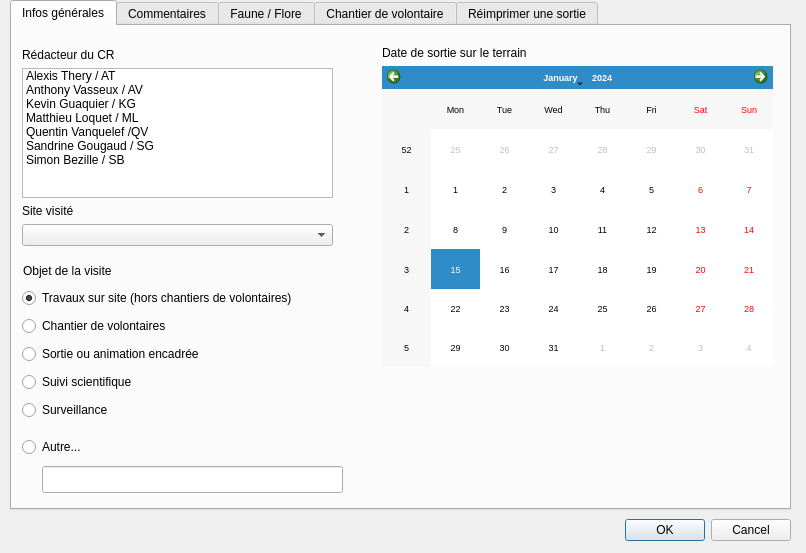
Qt form ui_bdtravaux_sortie.ui (VincentD/bdtravaux) before a commit.
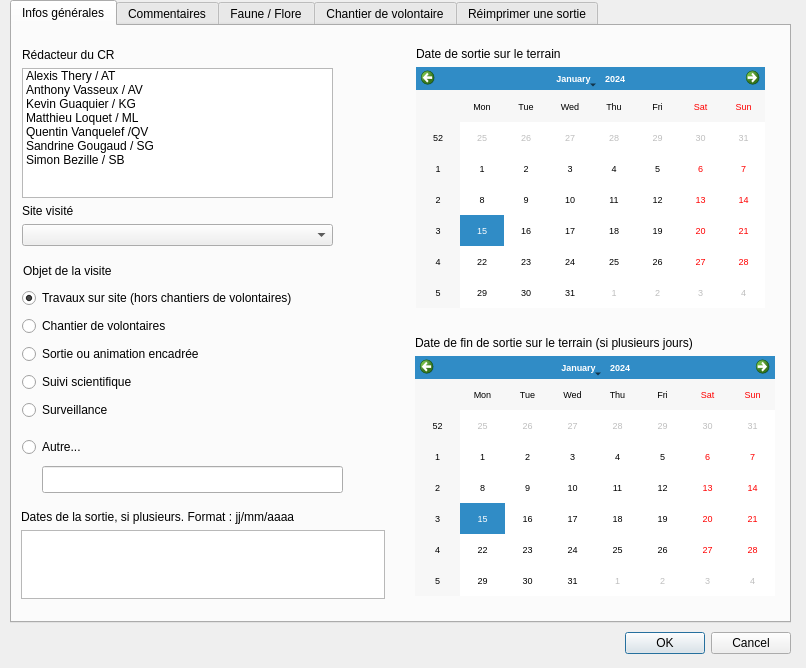
The same form after that commit.

Commit message: Issue #55 : possibilité de saisir une sortie sur plusieurs jours. - Calendrier et zone de texte créés dans le formulaire. - Champs créés dans la base. - Etiquettes créées dans le composeur. L'info va bien de la saisie au composeur. Reste à rendre inactifs le 2ème calendrier et la zone de texte, et ajouter un bouton pour que l'utilisateur puisse les rendre actifs.

What changed in the file:
```diff
--- a/ui_bdtravaux_sortie.ui
+++ b/ui_bdtravaux_sortie.ui
@@ -7,7 +7,7 @@
     <x>0</x>
     <y>0</y>
     <width>806</width>
-    <height>553</height>
+    <height>668</height>
    </rect>
   </property>
   <property name="windowTitle">
@@ -17,7 +17,7 @@
    <property name="geometry">
     <rect>
      <x>615</x>
-     <y>517</y>
+     <y>630</y>
      <width>176</width>
      <height>27</height>
     </rect>
@@ -35,7 +35,7 @@
      <x>10</x>
      <y>0</y>
      <width>781</width>
-     <height>510</height>
+     <height>623</height>
     </rect>
    </property>
    <property name="focusPolicy">
@@ -137,10 +137,10 @@
     <widget class="QWidget" name="verticalLayoutWidget_2">
      <property name="geometry">
       <rect>
-       <x>370</x>
-       <y>20</y>
-       <width>391</width>
-       <height>321</height>
+       <x>404</x>
+       <y>21</y>
+       <width>349</width>
+       <height>261</height>
       </rect>
      </property>
      <layout class="QVBoxLayout" name="verticalLayout_2">
@@ -288,6 +288,75 @@
       <string notr="true">objetvisite</string>
      </attribute>
     </widget>
+    <widget class="QWidget" name="verticalLayoutWidget_3">
+     <property name="geometry">
+      <rect>
+       <x>403</x>
+       <y>310</y>
+       <width>360</width>
+       <height>260</height>
+      </rect>
+     </property>
+     <layout class="QVBoxLayout" name="vertlayout_datefin">
+      <item>
+       <widget class="QLabel" name="lbl_datefin">
+        <property name="text">
+         <string>Date de fin de sortie sur le terrain (si plusieurs jours)</string>
+        </property>
+       </widget>
+      </item>
+      <item>
+       <widget class="QCalendarWidget" name="datefin">
+        <property name="baseSize">
+         <size>
+          <width>0</width>
+          <height>0</height>
+         </size>
+        </property>
+        <property name="font">
+         <font>
+          <family>Arial</family>
+          <pointsize>7</pointsize>
+         </font>
+        </property>
+        <property name="toolTip">
+         <string>Date de début de l'opération</string>
+        </property>
+        <property name="autoFillBackground">
+         <bool>true</bool>
+        </property>
+        <property name="firstDayOfWeek">
+         <enum>Qt::Monday</enum>
+        </property>
+        <property name="verticalHeaderFormat">
+         <enum>QCalendarWidget::ISOWeekNumbers</enum>
+        </property>
+       </widget>
+      </item>
+     </layout>
+    </widget>
+    <widget class="QWidget" name="">
+     <property name="geometry">
+      <rect>
+       <x>9</x>
+       <y>484</y>
+       <width>364</width>
+       <height>89</height>
+      </rect>
+     </property>
+     <layout class="QVBoxLayout" name="vlayout_plsrsdates">
+      <item>
+       <widget class="QLabel" name="lbl_plsrsdates">
+        <property name="text">
+         <string>Dates de la sortie, si plusieurs. Format : jj/mm/aaaa</string>
+        </property>
+       </widget>
+      </item>
+      <item>
+       <widget class="QTextEdit" name="plsrsdates"/>
+      </item>
+     </layout>
+    </widget>
    </widget>
    <widget class="QWidget" name="tab_comm">
     <attribute name="title">
```
Left out of the diff: 2 changed lines with no effect on the pictures. The commit also changes 4 other files.
